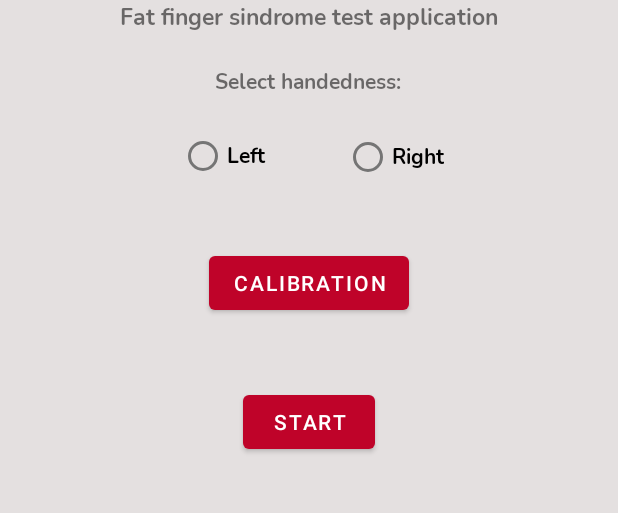
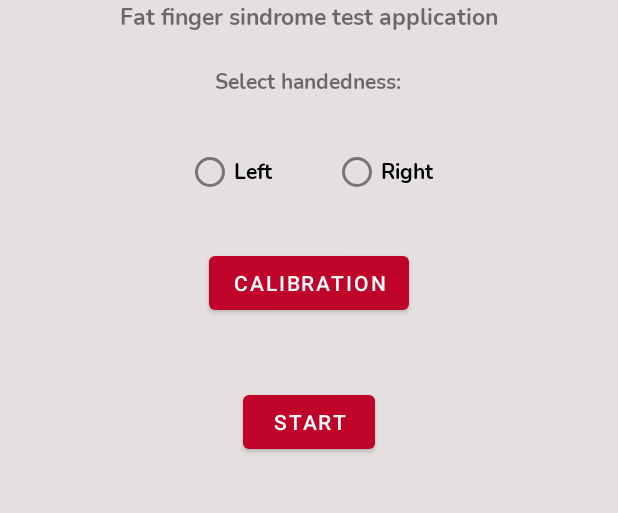
Before and after one commit to Romano125/fat-finger-syndrome-analisys, an Android app: the CalibrationSetupActivity screen opened directly, with no data from a screen before it, on a phone screen of 412 x 824 dp, the part 383-896 px from its top. Run offline under Robolectric (Android 15) with nearby library versions, the phone set to English and light mode, and no system bars.

Commit message:
Add radio button group and logic for saving selected handedness from radio button group after calibration ends

```diff
--- a/app/src/main/AndroidManifest.xml
+++ b/app/src/main/AndroidManifest.xml
@@ -23,9 +23,7 @@
                 <category android:name="android.intent.category.LAUNCHER" />
             </intent-filter>
         </activity>
-        <activity android:name="com.touchy.app.Activities.CalibrationSetupActivity" >
-
-        </activity>
+        <activity android:name="com.touchy.app.Activities.CalibrationSetupActivity" />
         <activity android:name="com.touchy.app.Activities.CalibrationActivity" />
         <activity android:name="com.touchy.app.Activities.SettingsActivity" />
     </application>
--- a/app/src/main/java/com/touchy/app/Activities/CalibrationActivity.java
+++ b/app/src/main/java/com/touchy/app/Activities/CalibrationActivity.java
@@ -2,7 +2,6 @@ package com.touchy.app.Activities;
 
 import androidx.appcompat.app.AppCompatActivity;
 
-import android.content.SharedPreferences;
 import android.os.Bundle;
 
 import com.touchy.app.R;
@@ -16,11 +15,6 @@ public class CalibrationActivity extends AppCompatActivity {
         setContentView(R.layout.activity_calibration);
 
         ScreenHelper.setActivityInitialLayout(this);
-
-        SharedPreferences sharedPreferences = getApplicationContext().getSharedPreferences("calibrationSetupPreference", MODE_PRIVATE);
-        String subjectName = sharedPreferences.getString("subjectName", "");
-
-        System.out.println(subjectName);
     }
 
     @Override
--- a/app/src/main/java/com/touchy/app/Activities/CalibrationSetupActivity.java
+++ b/app/src/main/java/com/touchy/app/Activities/CalibrationSetupActivity.java
@@ -12,7 +12,9 @@ import android.os.Bundle;
 import android.view.MotionEvent;
 import android.view.View;
 import android.view.inputmethod.InputMethodManager;
+import android.widget.RadioGroup;
 
+import com.google.android.material.radiobutton.MaterialRadioButton;
 import com.touchy.app.R;
 import com.touchy.app.Utils.Common;
 import com.touchy.app.Utils.ScreenHelper;
@@ -23,6 +25,7 @@ import java.util.Objects;
 
 public class CalibrationSetupActivity extends AppCompatActivity {
     private SharedPreferences sharedPreferences;
+    private String selectedHandedness;
 
     private static final int STORAGE_PERMISSIONS_REQUEST_CODE = 5;
     private static final String[] STORAGE_PERMISSIONS = {
@@ -39,6 +42,17 @@ public class CalibrationSetupActivity extends AppCompatActivity {
         sharedPreferences = getApplicationContext().getSharedPreferences("calibrationSetupPreference", MODE_PRIVATE);
 
         verifyPermissions();
+
+        RadioGroup radioGroup = (RadioGroup) findViewById(R.id.handednessRadioGroup);
+        radioGroup.setOnCheckedChangeListener(new RadioGroup.OnCheckedChangeListener()
+        {
+            @Override
+            public void onCheckedChanged(RadioGroup group, int checkedId) {
+                MaterialRadioButton radioButton = findViewById(checkedId);
+
+                selectedHandedness = (String) radioButton.getText();
+            }
+        });
     }
 
     @Override
@@ -62,6 +76,7 @@ public class CalibrationSetupActivity extends AppCompatActivity {
         }
 
         editor.putString("subjectName", subjectName);
+        editor.putString("subjectHandedness", selectedHandedness);
         editor.putString("screenResolution", Common.getScreenResolution(getWindowManager().getDefaultDisplay()));
         editor.apply();
 
--- a/app/src/main/res/layout/activity_calibration_setup.xml
+++ b/app/src/main/res/layout/activity_calibration_setup.xml
@@ -60,6 +60,7 @@
     </com.google.android.material.textfield.TextInputLayout>
 
     <com.google.android.material.textview.MaterialTextView
+        android:id="@+id/materialTextView"
         android:layout_width="wrap_content"
         android:layout_height="wrap_content"
         android:layout_marginBottom="100dp"
@@ -70,28 +71,32 @@
         app:layout_constraintHorizontal_bias="0.498"
         app:layout_constraintStart_toStartOf="parent" />
 
-    <com.google.android.material.radiobutton.MaterialRadioButton
+
+    <RadioGroup
+        android:id="@+id/handednessRadioGroup"
         android:layout_width="wrap_content"
         android:layout_height="wrap_content"
-        android:layout_marginTop="71dp"
-        android:layout_marginEnd="52dp"
-        android:fontFamily="@font/nunito"
-        android:text="Left"
-        app:layout_constraintEnd_toStartOf="@+id/materialCheckBox"
-        app:layout_constraintHorizontal_bias="1.0"
+        android:orientation="horizontal"
+        app:layout_constraintBottom_toTopOf="@+id/calibrationButton"
+        app:layout_constraintEnd_toEndOf="parent"
         app:layout_constraintStart_toStartOf="parent"
-        app:layout_constraintTop_toBottomOf="@+id/subjectNameLayout" />
+        app:layout_constraintTop_toBottomOf="@+id/materialTextView">
 
-    <com.google.android.material.radiobutton.MaterialRadioButton
-        android:id="@+id/materialCheckBox"
-        android:layout_width="wrap_content"
-        android:layout_height="wrap_content"
-        android:layout_marginTop="72dp"
-        android:layout_marginEnd="116dp"
-        android:fontFamily="@font/nunito"
-        android:text="Right"
-        app:layout_constraintEnd_toEndOf="parent"
-        app:layout_constraintTop_toBottomOf="@+id/subjectNameLayout" />
+        <com.google.android.material.radiobutton.MaterialRadioButton
+            android:id="@+id/handednessLeft"
+            android:layout_width="wrap_content"
+            android:layout_height="wrap_content"
+            android:fontFamily="@font/nunito"
+            android:layout_marginRight="40dp"
+            android:text="Left" />
+
+        <com.google.android.material.radiobutton.MaterialRadioButton
+            android:id="@+id/handednessRight"
+            android:layout_width="wrap_content"
+            android:layout_height="wrap_content"
+            android:fontFamily="@font/nunito"
+            android:text="Right" />
+    </RadioGroup>
 
     <Button
         android:id="@+id/settingsButton"
```
Also changed, not shown: app/src/main/java/com/touchy/app/Views/CalibrationView.java (+10 -11 lines).
